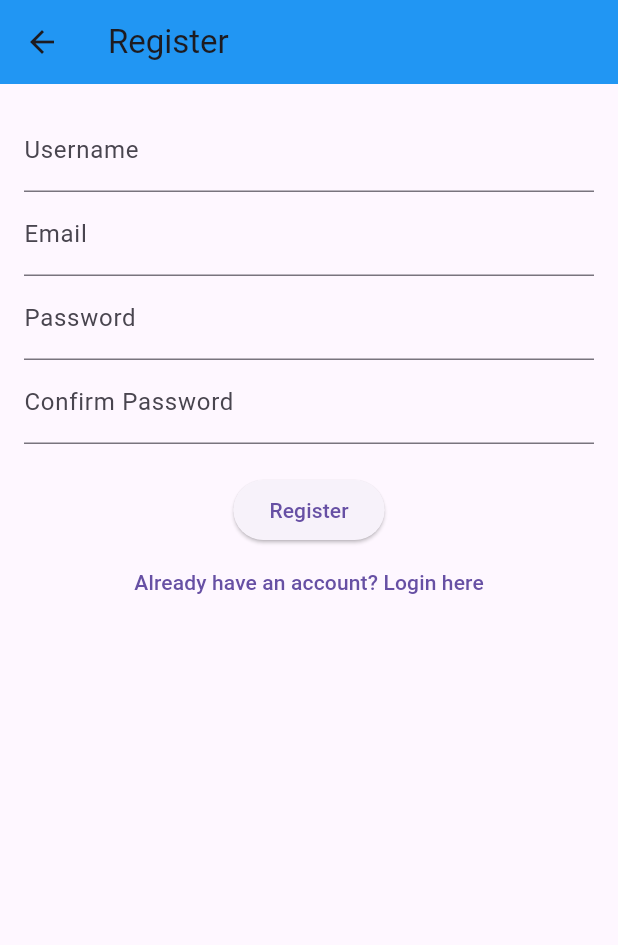
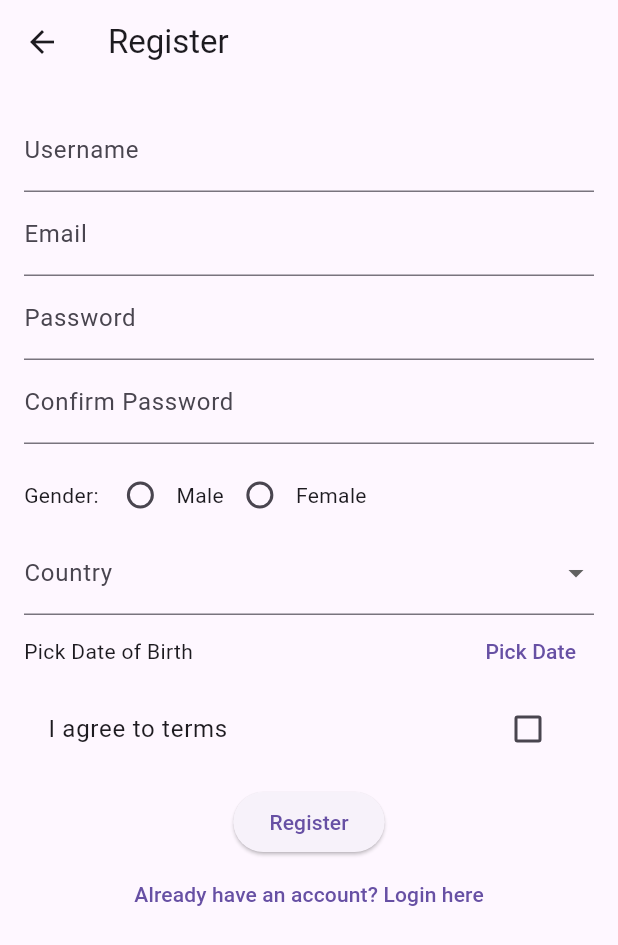
Before and after one commit to abdullahharees9980/mad_app, a Flutter app: the RegisterScreen screen opened directly, on a phone screen of 412 x 824 dp. Shown: the top 945 px of the screen. Run offline on Flutter 3.47's test engine with Material 3 defaults, Android fonts, the light colour scheme and no system bars.

Commit message:
forms updated in register screen

```diff
--- a/lib/screens/register_screen.dart
+++ b/lib/screens/register_screen.dart
@@ -7,22 +7,48 @@ class RegisterScreen extends StatefulWidget {
 }
 
 class _RegisterScreenState extends State<RegisterScreen> {
-  final TextEditingController _usernameController = TextEditingController();
-  final TextEditingController _emailController = TextEditingController();
-  final TextEditingController _passwordController = TextEditingController();
-  final TextEditingController _confirmPasswordController = TextEditingController();
+  final formKey = GlobalKey<FormState>();
 
-  void _register() {
-    if (_passwordController.text == _confirmPasswordController.text) {
+  final username = TextEditingController();
+  final email = TextEditingController();
+  final pass = TextEditingController();
+  final confirmPass = TextEditingController();
+
+  String? gender;
+  String? country;
+  bool agree = false;
+  DateTime? dob;
+
+  void pickDate() async {
+    DateTime? picked = await showDatePicker(
+      context: context,
+      initialDate: DateTime(2000),
+      firstDate: DateTime(1980),
+      lastDate: DateTime.now(),
+    );
+    if (picked != null) {
+      setState(() {
+        dob = picked;
+      });
+    }
+  }
+
+  void register() {
+    if (formKey.currentState!.validate()) {
+      if (pass.text != confirmPass.text) {
+        ScaffoldMessenger.of(context)
+            .showSnackBar(SnackBar(content: Text("Passwords not same")));
+        return;
+      }
+      if (!agree) {
+        ScaffoldMessenger.of(context)
+            .showSnackBar(SnackBar(content: Text("Please agree to terms")));
+        return;
+      }
 
       Navigator.pushReplacement(
         context,
         MaterialPageRoute(builder: (context) => HomeScreen()),
-      );
-    } else {
-      // Show error if passwords don't match
-      ScaffoldMessenger.of(context).showSnackBar(
-        SnackBar(content: Text('Passwords do not match')),
       );
     }
   }
@@ -30,44 +56,95 @@ class _RegisterScreenState extends State<RegisterScreen> {
   @override
   Widget build(BuildContext context) {
     return Scaffold(
-      appBar: AppBar(
-        title: Text('Register'),
-        backgroundColor: Colors.blue,
-      ),
-      body: Padding(
-        padding: const EdgeInsets.all(16.0),
+      appBar: AppBar(title: Text("Register")),
+      body: SingleChildScrollView(
+        padding: EdgeInsets.all(16),
+        child: Form(
+          key: formKey,
           child: Column(
             children: [
-            TextField(
-              controller: _usernameController,
-              decoration: InputDecoration(labelText: 'Username'),
+              TextFormField(
+                controller: username,
+                decoration: InputDecoration(labelText: "Username"),
+                validator: (v) => v!.isEmpty ? "Enter username" : null,
               ),
-            TextField(
-              controller: _emailController,
-              decoration: InputDecoration(labelText: 'Email'),
+              TextFormField(
+                controller: email,
+                decoration: InputDecoration(labelText: "Email"),
+                validator: (v) => v!.isEmpty ? "Enter email" : null,
               ),
-            TextField(
-              controller: _passwordController,
-              decoration: InputDecoration(labelText: 'Password'),
+              TextFormField(
+                controller: pass,
+                decoration: InputDecoration(labelText: "Password"),
                 obscureText: true,
+                validator: (v) => v!.isEmpty ? "Enter password" : null,
               ),
-            TextField(
-              controller: _confirmPasswordController,
-              decoration: InputDecoration(labelText: 'Confirm Password'),
+              TextFormField(
+                controller: confirmPass,
+                decoration: InputDecoration(labelText: "Confirm Password"),
                 obscureText: true,
+                validator: (v) => v!.isEmpty ? "Confirm password" : null,
               ),
-            SizedBox(height: 20),
-            ElevatedButton(
-              onPressed: _register,
-              child: Text('Register'),
+              SizedBox(height: 10),
+
+              // Gender radio
+              Row(
+                children: [
+                  Text("Gender: "),
+                  Radio(
+                    value: "Male",
+                    groupValue: gender,
+                    onChanged: (val) => setState(() => gender = val),
                   ),
+                  Text("Male"),
+                  Radio(
+                    value: "Female",
+                    groupValue: gender,
+                    onChanged: (val) => setState(() => gender = val),
+                  ),
+                  Text("Female"),
+                ],
+              ),
+
+              // Country dropdown
+              DropdownButtonFormField(
+                decoration: InputDecoration(labelText: "Country"),
+                value: country,
+                items: ["Malaysia", "Singapore", "Thailand"]
+                    .map((c) => DropdownMenuItem(value: c, child: Text(c)))
+                    .toList(),
+                onChanged: (val) => setState(() => country = val),
+                validator: (val) => val == null ? "Choose country" : null,
+              ),
+
+              // Date of Birth
+              Row(
+                mainAxisAlignment: MainAxisAlignment.spaceBetween,
+                children: [
+                  Text(dob == null
+                      ? "Pick Date of Birth"
+                      : "DOB: ${dob!.day}/${dob!.month}/${dob!.year}"),
+                  TextButton(onPressed: pickDate, child: Text("Pick Date")),
+                ],
+              ),
+
+              // Agree checkbox
+              CheckboxListTile(
+                title: Text("I agree to terms"),
+                value: agree,
+                onChanged: (val) => setState(() => agree = val!),
+              ),
+
+              SizedBox(height: 10),
+              ElevatedButton(onPressed: register, child: Text("Register")),
               TextButton(
                 onPressed: () {
-                Navigator.pop(context);  // Go back to the login screen
+                  Navigator.pop(context);
                 },
-              child: Text('Already have an account? Login here'),
+                child: Text("Already have an account? Login here"),
               ),
             ],
+          ),
         ),
       ),
     );
```
Lines whose indentation alone changed are shown as unchanged.
